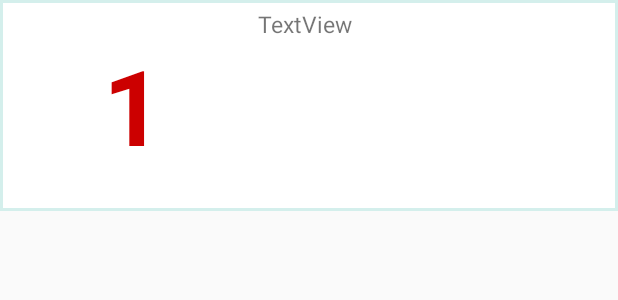
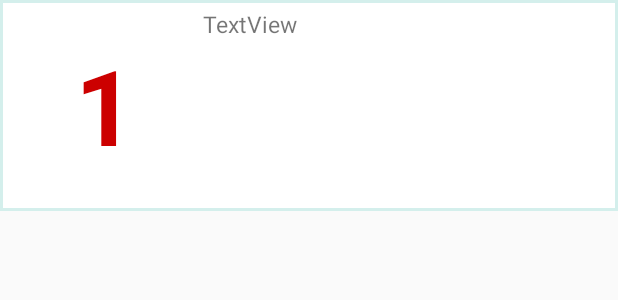
Before and after one commit to Secuencia/app-android, an Android app: the layout cell_display_place.xml on its own in the app's theme, with its tools: preview values and no code run, on a phone screen of 412 x 824 dp. Shown: the top 300 px of the screen. Run offline under Robolectric (Android 15) with nearby library versions, the phone set to English and light mode, and no system bars.

Commit message:
corrección en visualizacion de tarjeta de feed

```diff
--- a/Isaacs/app/src/main/res/layout/cell_display_place.xml
+++ b/Isaacs/app/src/main/res/layout/cell_display_place.xml
@@ -12,7 +12,6 @@
         android:id="@+id/position"
         android:layout_alignParentStart="true"
         android:layout_centerVertical="true"
-        android:layout_weight="97.44"
         android:layout_width="130dp"
         android:layout_height="130dp"
         android:text="1"
@@ -32,9 +31,10 @@
             android:text="TextView"
             android:layout_width="match_parent"
             android:layout_height="match_parent"
-            android:layout_weight="80"
+            android:layout_weight="70"
             android:id="@+id/title"
-            android:textSize="15sp" />
+            android:textSize="15sp"
+            android:layout_gravity="left|fill_vertical|fill_horizontal" />
 
         <TextView
             android:layout_width="match_parent"
@@ -42,7 +42,7 @@
             android:ems="10"
             android:id="@+id/body"
             android:textSize="20sp"
-            android:layout_weight="20"
+            android:layout_weight="30"
             android:gravity="top|left"
             android:background="@android:color/transparent"/>
     </LinearLayout>
```
